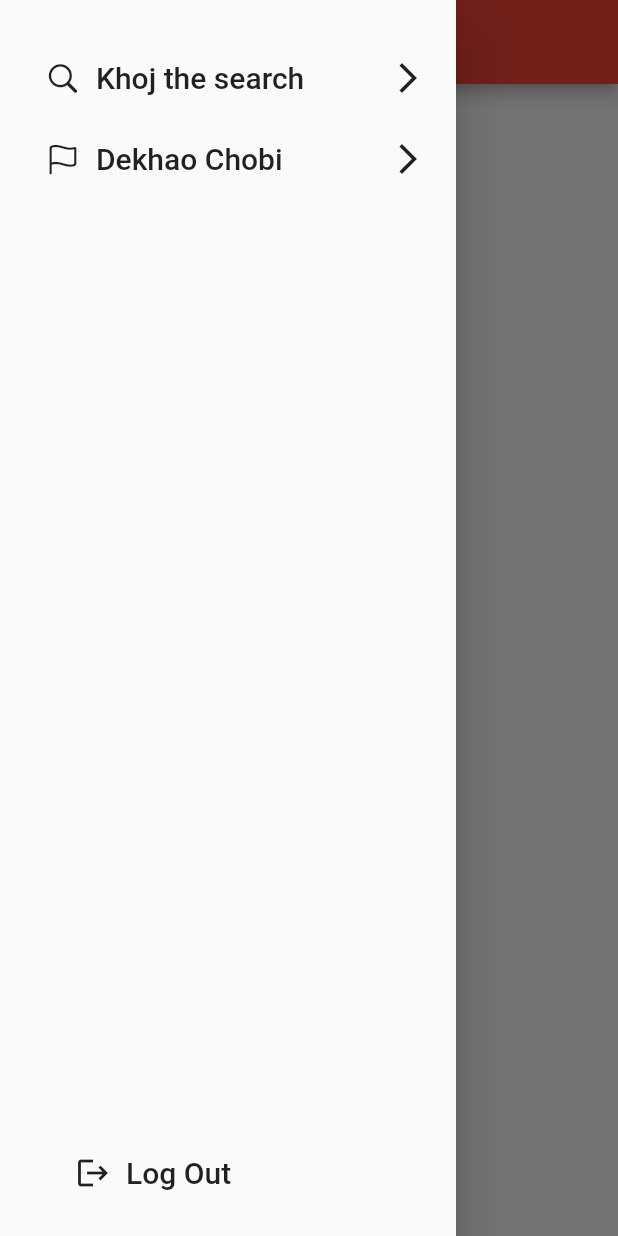
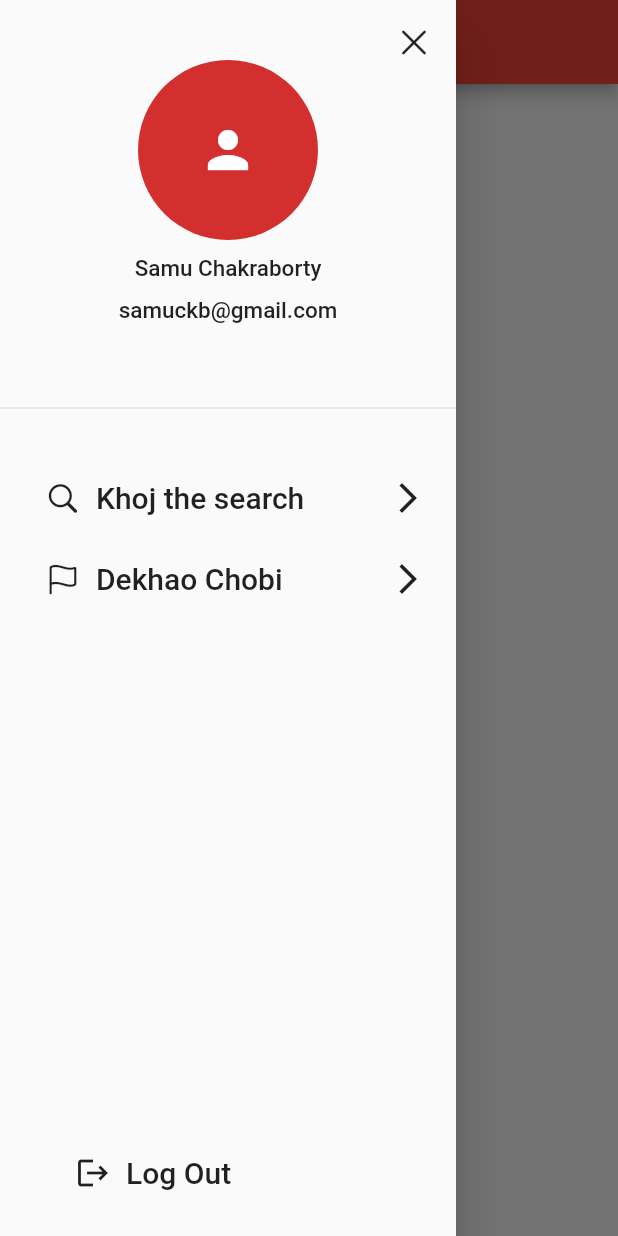
Before and after one commit to samuchakraborty/ami_coding_pari_na, a Flutter app: the DashBoard screen opened directly, with the side drawer open, on a phone screen of 412 x 824 dp. Run offline on Flutter 3.47's test engine with Material 2 defaults, Android fonts, the phone set to English and light mode, and no system bars; our stand-ins replace sqflite; accounts and stored records are empty; Roboto replaces fonts that are missing (Poppins).

Commit message:
widgets refactor

```diff
--- a/lib/widgets/UserDrawer.dart
+++ b/lib/widgets/UserDrawer.dart
@@ -11,58 +11,58 @@ class UserDrawer extends StatelessWidget {
     return Drawer(
       child: Column(
         children: [
-          // Container(
-          //   height: 280,
-          //   child: DrawerHeader(
-          //     // decoration: BoxDecoration(
-          //     //   color: Colors.blue,
-          //     // ),
-          //     child: Column(
-          //       //shrinkWrap: true,
-          //       //physics: NeverScrollableScrollPhysics(),
-          //       // mainAxisAlignment: MainAxisAlignment.start,
-          //       // crossAxisAlignment: CrossAxisAlignment.start,
-          //       children: [
-          //         Row(
-          //           mainAxisAlignment: MainAxisAlignment.end,
-          //           children: [
-          //             GestureDetector(
-          //               onTap: () {
-          //                 Navigator.of(context).pop();
-          //               },
-          //               child: Icon(CupertinoIcons.clear),
-          //             )
-          //           ],
-          //         ),
-          //         Column(
-          //           mainAxisAlignment: MainAxisAlignment.spaceAround,
-          //           children: [
-          //             CircleAvatar(
-          //               radius: 60,
-          //               //   backgroundColor: Colors.transparent,
-          //               backgroundImage: AssetImage(
-          //                 'assets/images/child.jpg',
-          //                 // fit: BoxFit.contain,
-          //               ),
-          //               // child: Container(   width: 100,),
-          //             ),
-          //             SizedBox(
-          //               height: 10,
-          //             ),
-          //             Text("Samu Chakraborty", style: emailTextStyle),
-          //             SizedBox(
-          //               height: 10,
-          //             ),
-          //             Text(
-          //               "samuckb@gmail.com",
-          //               style: emailTextStyle,
-          //             )
-          //           ],
-          //         )
-          //       ],
-          //     ),
-          //   ),
-          // ),
+          Container(
+            height: 280,
+            child: DrawerHeader(
+              // decoration: BoxDecoration(
+              //   color: Colors.blue,
+              // ),
+              child: Column(
+                //shrinkWrap: true,
+                //physics: NeverScrollableScrollPhysics(),
+                // mainAxisAlignment: MainAxisAlignment.start,
+                // crossAxisAlignment: CrossAxisAlignment.start,
+                children: [
+                  Row(
+                    mainAxisAlignment: MainAxisAlignment.end,
+                    children: [
+                      GestureDetector(
+                        onTap: () {
+                          Navigator.of(context).pop();
+                        },
+                        child: Icon(CupertinoIcons.clear),
+                      )
+                    ],
+                  ),
+                  Column(
+                    mainAxisAlignment: MainAxisAlignment.spaceAround,
+                    children: [
+                      CircleAvatar(
+                        radius: 60,
+                        //   backgroundColor: Colors.transparent,
+                        // backgroundImage: AssetImage(
+                        //   'assets/images/child.jpg',
+                        //   // fit: BoxFit.contain,
+                        // ),
+                         child: Icon(Icons.person, size: 40,),
+                      ),
+                      SizedBox(
+                        height: 10,
+                      ),
+                      Text("Samu Chakraborty", style: emailTextStyle),
+                      SizedBox(
+                        height: 10,
+                      ),
+                      Text(
+                        "samuckb@gmail.com",
+                        style: emailTextStyle,
+                      )
+                    ],
+                  )
+                ],
+              ),
+            ),
+          ),
           SizedBox(
             height: 30,
           ),
```
Also changed, not shown: lib/widgets/CustomButton.dart (+16 -10 lines), lib/widgets/CustomTextField.dart (+14 -3 lines), lib/widgets/SliverGridDelegateWithFixedCrossAxisCountAndFixedHeight.dart (added, +55 -0 lines).
